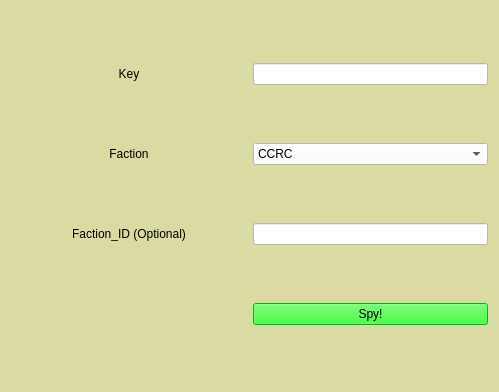
Above: script/faction/basic.ui from contr4l/TornCity-CnWiki before the change. Below: the same form after it.
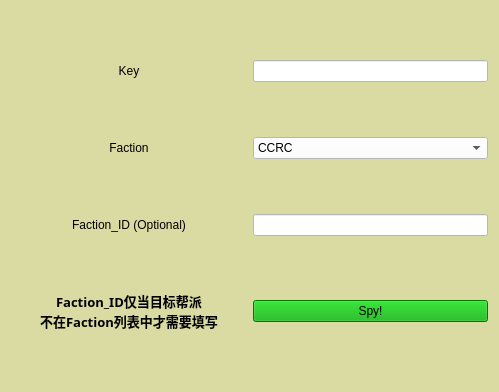
That is the form after the change.

Patch:
```diff
--- a/script/faction/basic.ui
+++ b/script/faction/basic.ui
@@ -55,9 +55,22 @@
    </item>
    <item row="1" column="1">
     <widget class="QComboBox" name="faction_name">
+     <property name="layoutDirection">
+      <enum>Qt::LeftToRight</enum>
+     </property>
      <property name="styleSheet">
       <string notr="true">font: 14pt &quot;黑体&quot;;
-background-color: rgb(255, 255, 255);</string>
+background-color: rgb(255, 255, 255);
+</string>
+     </property>
+     <property name="insertPolicy">
+      <enum>QComboBox::InsertAtBottom</enum>
+     </property>
+     <property name="iconSize">
+      <size>
+       <width>16</width>
+       <height>16</height>
+      </size>
      </property>
      <item>
       <property name="text">
@@ -120,14 +133,41 @@
    <item row="3" column="1">
     <widget class="QPushButton" name="pushButton">
      <property name="styleSheet">
-      <string notr="true">background-color: rgb(0, 255, 0);
-font: 87 12pt &quot;Arial Black&quot;;</string>
+      <string notr="true">font: 87 12pt &quot;Arial Black&quot;;
+background-color: rgb(0, 170, 0);</string>
      </property>
      <property name="text">
       <string>Spy!</string>
      </property>
     </widget>
    </item>
+   <item row="3" column="0">
+    <widget class="QLabel" name="label_4">
+     <property name="font">
+      <font>
+       <family>黑体</family>
+       <pointsize>10</pointsize>
+       <weight>75</weight>
+       <italic>false</italic>
+       <bold>true</bold>
+       <underline>false</underline>
+      </font>
+     </property>
+     <property name="styleSheet">
+      <string notr="true">font: 600 10pt &quot;黑体&quot;;</string>
+     </property>
+     <property name="text">
+      <string>Faction_ID仅当目标帮派
+不在Faction列表中才需要填写</string>
+     </property>
+     <property name="alignment">
+      <set>Qt::AlignCenter</set>
+     </property>
+     <property name="wordWrap">
+      <bool>true</bool>
+     </property>
+    </widget>
+   </item>
   </layout>
  </widget>
  <resources/>
```
